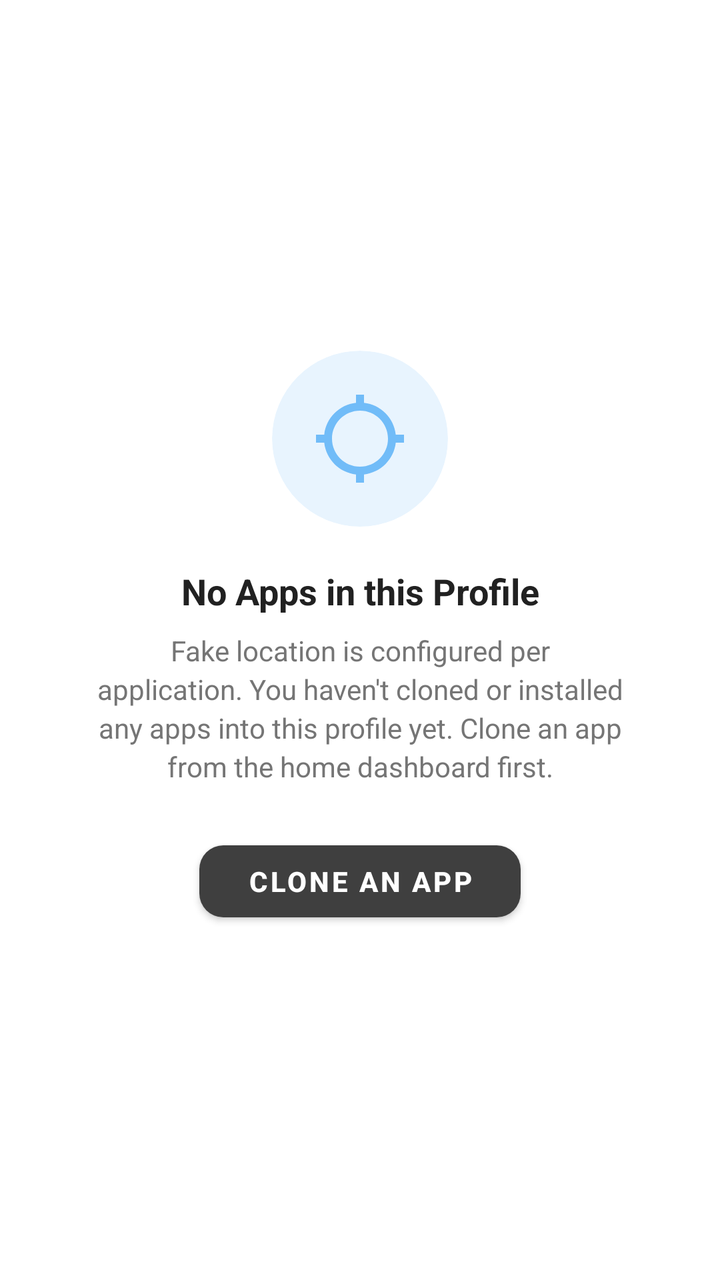
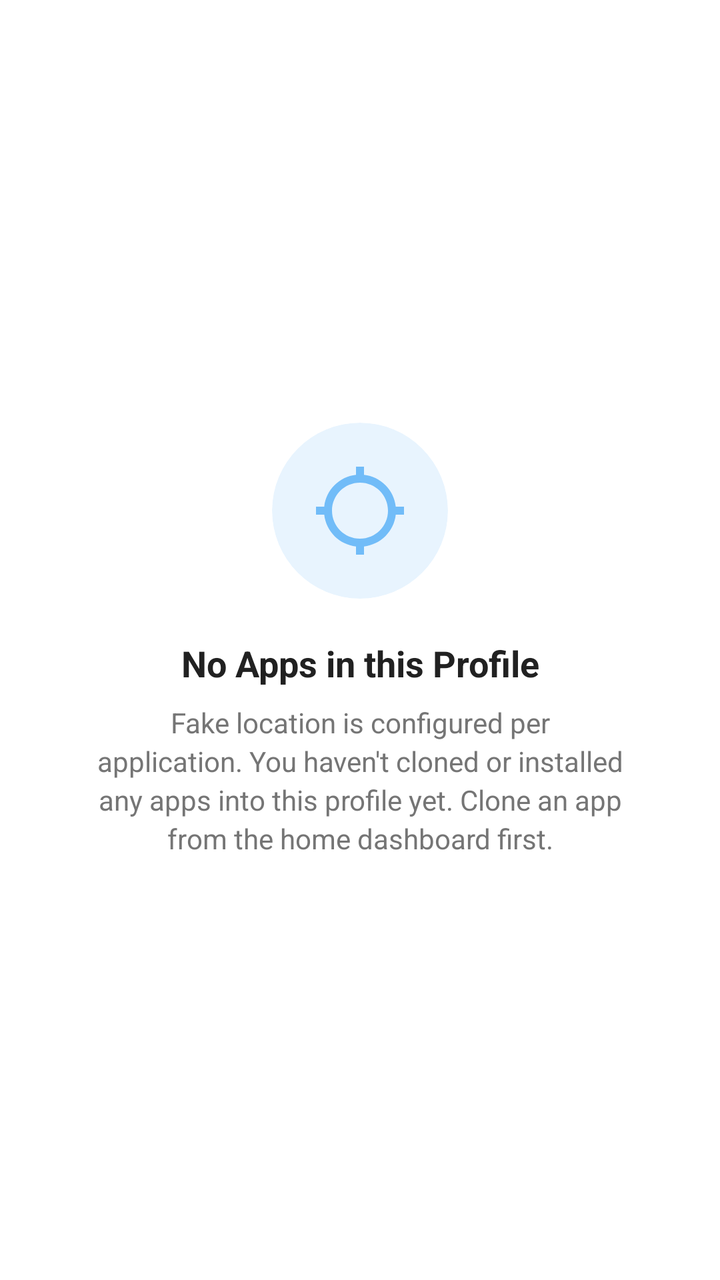

Before-and-after screenshots of an Android layout around one commit, followed by the original layout XML and the change that was made.
<!-- AndroidManifest.xml: application theme Theme.BlackBox -->
<!-- res/layout/view_empty_fake_location.xml -->
<?xml version="1.0" encoding="utf-8"?>
<LinearLayout xmlns:android="http://schemas.android.com/apk/res/android"
    xmlns:app="http://schemas.android.com/apk/res-auto"
    android:layout_width="match_parent"
    android:layout_height="match_parent"
    android:gravity="center"
    android:orientation="vertical"
    android:padding="32dp">

    <com.google.android.material.card.MaterialCardView
        android:layout_width="88dp"
        android:layout_height="88dp"
        app:cardCornerRadius="44dp"
        app:cardElevation="0dp"
        app:strokeWidth="0dp"
        app:cardBackgroundColor="#1A2196F3">

        <ImageView
            android:layout_width="48dp"
            android:layout_height="48dp"
            android:layout_gravity="center"
            android:src="@drawable/ic_location_change"
            app:tint="#2196F3"
            android:contentDescription="Empty Location" />
    </com.google.android.material.card.MaterialCardView>

    <TextView
        android:id="@+id/empty_title"
        android:layout_width="wrap_content"
        android:layout_height="wrap_content"
        android:layout_marginTop="20dp"
        android:text="@string/fake_location_empty_title"
        android:textColor="@color/primary_text"
        android:textSize="18sp"
        android:textStyle="bold"
        android:gravity="center" />

    <TextView
        android:id="@+id/empty_desc"
        android:layout_width="match_parent"
        android:layout_height="wrap_content"
        android:layout_marginTop="8dp"
        android:layout_marginHorizontal="16dp"
        android:text="@string/fake_location_empty_desc"
        android:textColor="@color/secondary_text"
        android:textSize="14sp"
        android:lineSpacingExtra="3dp"
        android:gravity="center" />

    <com.google.android.material.button.MaterialButton
        android:id="@+id/btn_clone_app"
        android:layout_width="wrap_content"
        android:layout_height="wrap_content"
        android:layout_marginTop="24dp"
        android:minHeight="48dp"
        android:paddingHorizontal="24dp"
        app:cornerRadius="12dp"
        android:text="@string/fake_location_empty_action"
        android:textSize="14sp"
        android:textStyle="bold" />

</LinearLayout>
<!-- resources referenced by this layout -->
<resources>
  <color name="primary_text">#212121</color>
  <color name="secondary_text">#757575</color>
  <!-- drawable ic_location_change (drawable-anydpi) -->
  <vector xmlns:android="http://schemas.android.com/apk/res/android"
      android:width="24dp"
      android:height="24dp"
      android:viewportWidth="24"
      android:viewportHeight="24"
      android:tint="#333333"
      android:alpha="0.6">
    <path
        android:fillColor="@android:color/white"
        android:pathData="M20.94,11c-0.46,-4.17 -3.77,-7.48 -7.94,-7.94V1h-2v2.06C6.83,3.52 3.52,6.83 3.06,11H1v2h2.06c0.46,4.17 3.77,7.48 7.94,7.94V23h2v-2.06c4.17,-0.46 7.48,-3.77 7.94,-7.94H23v-2h-2.06zM12,19c-3.87,0 -7,-3.13 -7,-7s3.13,-7 7,-7 7,3.13 7,7 -3.13,7 -7,7z"/>
  </vector>
  <string name="fake_location_empty_action">Clone an App</string>
  <string name="fake_location_empty_desc">Fake location is configured per application. You haven\'t cloned or installed any apps into this profile yet. Clone an app from the home dashboard first.</string>
  <string name="fake_location_empty_title">No Apps in this Profile</string>
  <style name="Theme.BlackBox" parent="Theme.MaterialComponents.Light.NoActionBar">
          
          <item name="colorPrimary">@color/primary</item>
          <item name="colorPrimaryVariant">@color/primary_dark</item>
          <item name="colorOnPrimary">@color/white</item>
          
          <item name="colorSecondary">@color/primary_light</item>
          <item name="colorSecondaryVariant">@color/primary</item>
          <item name="colorOnSecondary">@color/white</item>
          
          <item name="android:statusBarColor" tools:targetApi="l">?attr/colorPrimaryVariant</item>
          
  
          <item name="actionMenuTextColor">@color/primary_text</item>
  
          <item name="android:forceDarkAllowed" tools:targetApi="q">false</item>
      </style>
  <color name="primary">#3F3F3F</color>
  <color name="primary_dark">#3F3F3F</color>
  <color name="white">#FFFFFFFF</color>
  <color name="primary_light">#3F3F3F</color>
</resources>

<!-- the commit's change to res/layout/view_empty_fake_location.xml (unified diff, before → after) -->
@@ -45,18 +45,4 @@
         android:textColor="@color/secondary_text"
         android:textSize="14sp"
         android:lineSpacingExtra="3dp"
-        android:gravity="center" />
-
-    <com.google.android.material.button.MaterialButton
-        android:id="@+id/btn_clone_app"
-        android:layout_width="wrap_content"
-        android:layout_height="wrap_content"
-        android:layout_marginTop="24dp"
-        android:minHeight="48dp"
-        android:paddingHorizontal="24dp"
-        app:cornerRadius="12dp"
-        android:text="@string/fake_location_empty_action"
-        android:textSize="14sp"
-        android:textStyle="bold" />
-
-</LinearLayout>
+        android:gravity="center" /></LinearLayout>
<!-- resource entries referenced after the edit -->
@@ -14,7 +14,6 @@
         android:fillColor="@android:color/white"
         android:pathData="M20.94,11c-0.46,-4.17 -3.77,-7.48 -7.94,-7.94V1h-2v2.06C6.83,3.52 3.52,6.83 3.06,11H1v2h2.06c0.46,4.17 3.77,7.48 7.94,7.94V23h2v-2.06c4.17,-0.46 7.48,-3.77 7.94,-7.94H23v-2h-2.06zM12,19c-3.87,0 -7,-3.13 -7,-7s3.13,-7 7,-7 7,3.13 7,7 -3.13,7 -7,7z"/>
   </vector>
-  <string name="fake_location_empty_action">Clone an App</string>
   <string name="fake_location_empty_desc">Fake location is configured per application. You haven\'t cloned or installed any apps into this profile yet. Clone an app from the home dashboard first.</string>
   <string name="fake_location_empty_title">No Apps in this Profile</string>
   <style name="Theme.BlackBox" parent="Theme.MaterialComponents.Light.NoActionBar">
